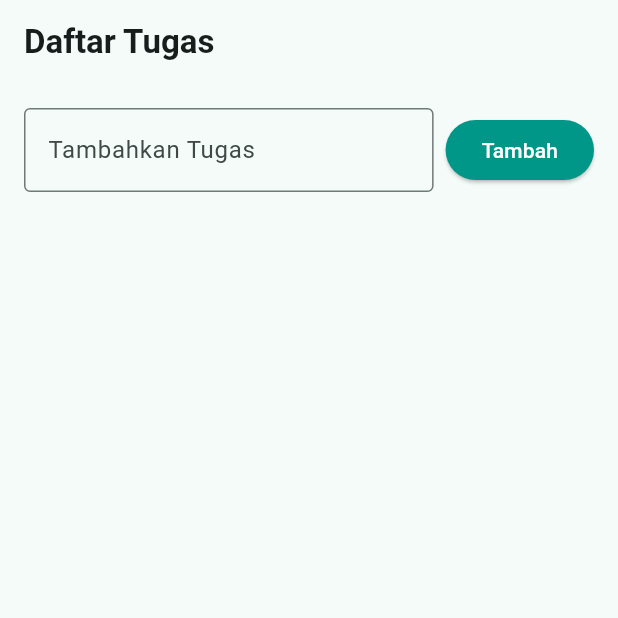
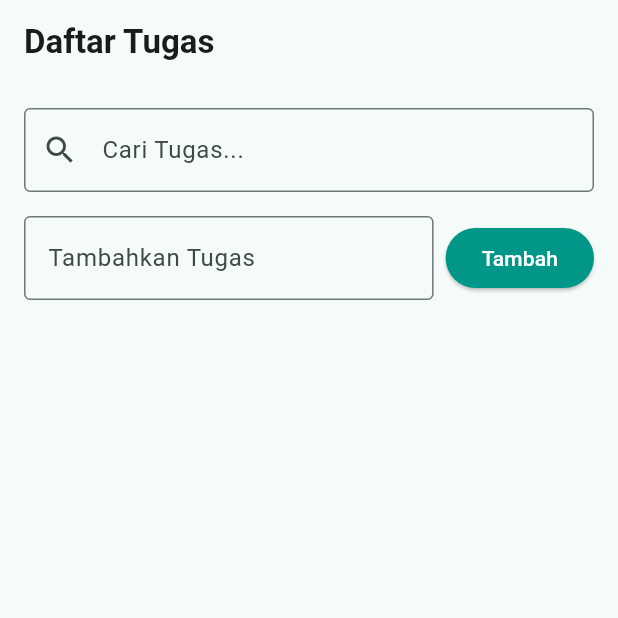
Before and after one commit to yahya542/todolistApp, a Flutter app: the screen it shows after launch, after a tap on "Tambah", on a phone screen of 412 x 824 dp, the top half of it. Run offline on Flutter 3.47's test engine with Material 3 defaults, Android fonts, the phone set to English and light mode, and no system bars; our stand-ins replace shared_preferences.

Commit message:
creaate ui search

```diff
--- /dev/null
+++ b/todolist/devtools_options.yaml
@@ -0,0 +1,3 @@
+description: This file stores settings for Dart & Flutter DevTools.
+documentation: https://docs.flutter.dev/tools/devtools/extensions#configure-extension-enablement-states
+extensions:
--- a/todolist/lib/main.dart
+++ b/todolist/lib/main.dart
@@ -9,7 +9,6 @@
 class TodoListApp extends StatelessWidget {
   const TodoListApp({super.key});
 
-
   @override
   Widget build(BuildContext context) {
     return MaterialApp(
@@ -17,16 +16,13 @@
       title: 'Todo List',
       theme: ThemeData(
         colorScheme: ColorScheme.fromSeed(seedColor: Colors.teal),
-        // pakai Material Design 3 (lebih modern)
         textTheme: const TextTheme(
           titleLarge: TextStyle(
             fontSize: 22,
             fontWeight: FontWeight.bold,
             color: Colors.teal,
           ),
-          bodyMedium: TextStyle(
-            fontSize: 18,
-          ),
+          bodyMedium: TextStyle(fontSize: 18),
         ),
         elevatedButtonTheme: ElevatedButtonThemeData(
           style: ButtonStyle(
@@ -49,20 +45,26 @@
 
 class _TodoHomePageState extends State<TodoHomePage> {
   final List<String> _todos = [];
+  final List<String> _filteredTodos = [];
+
   final TextEditingController _controller = TextEditingController();
+  final TextEditingController _searchController = TextEditingController();
 
   @override
   void initState() {
     super.initState();
     _loadTodos();
+    _searchController.addListener(_filterTodos);
   }
 
   Future<void> _loadTodos() async {
     final prefs = await SharedPreferences.getInstance();
     final String? todosString = prefs.getString('todos');
     if (todosString != null) {
+      final List<String> loaded = List<String>.from(jsonDecode(todosString));
       setState(() {
-        _todos.addAll(List<String>.from(jsonDecode(todosString)));
+        _todos.addAll(loaded);
+        _filteredTodos.addAll(loaded);
       });
     }
   }
@@ -73,33 +75,56 @@
   }
 
   void _addTodo() {
-    final text = _controller.text;
+    final text = _controller.text.trim();
     if (text.isNotEmpty) {
       setState(() {
         _todos.add(text);
         _controller.clear();
       });
       _saveTodos();
+      _filterTodos(); // update hasil pencarian
     }
   }
 
   void _removeTodo(int index) {
+    final String todoToRemove = _filteredTodos[index];
     setState(() {
-      _todos.removeAt(index);
+      _todos.remove(todoToRemove);
+      _filterTodos();
     });
     _saveTodos();
+  }
+
+  void _filterTodos() {
+    final query = _searchController.text.toLowerCase();
+    setState(() {
+      _filteredTodos.clear();
+      _filteredTodos.addAll(
+        _todos.where((todo) => todo.toLowerCase().contains(query)),
+      );
+    });
   }
 
   @override
   Widget build(BuildContext context) {
     return Scaffold(
-      appBar: AppBar(
-        title: const Text('Daftar Tugas'),
-      ),
+      appBar: AppBar(title: const Text('Daftar Tugas')),
       body: Padding(
         padding: const EdgeInsets.all(16.0),
         child: Column(
           children: [
+            // Search Bar
+            TextField(
+              controller: _searchController,
+              decoration: const InputDecoration(
+                labelText: 'Cari Tugas...',
+                border: OutlineInputBorder(),
+                prefixIcon: Icon(Icons.search),
+              ),
+            ),
+            const SizedBox(height: 16),
+
+            // Input Tambah Tugas
             Row(
               children: [
                 Expanded(
@@ -115,17 +140,19 @@
                 ElevatedButton(
                   onPressed: _addTodo,
                   child: const Text('Tambah'),
-                )
+                ),
               ],
             ),
             const SizedBox(height: 16),
+
+            // Daftar Tugas
             Expanded(
               child: ListView.builder(
-                itemCount: _todos.length,
+                itemCount: _filteredTodos.length,
                 itemBuilder: (context, index) {
                   return Card(
                     child: ListTile(
-                      title: Text(_todos[index]),
+                      title: Text(_filteredTodos[index]),
                       trailing: IconButton(
                         icon: const Icon(Icons.delete),
                         onPressed: () => _removeTodo(index),
@@ -134,7 +161,7 @@
                   );
                 },
               ),
-            )
+            ),
           ],
         ),
       ),
```
